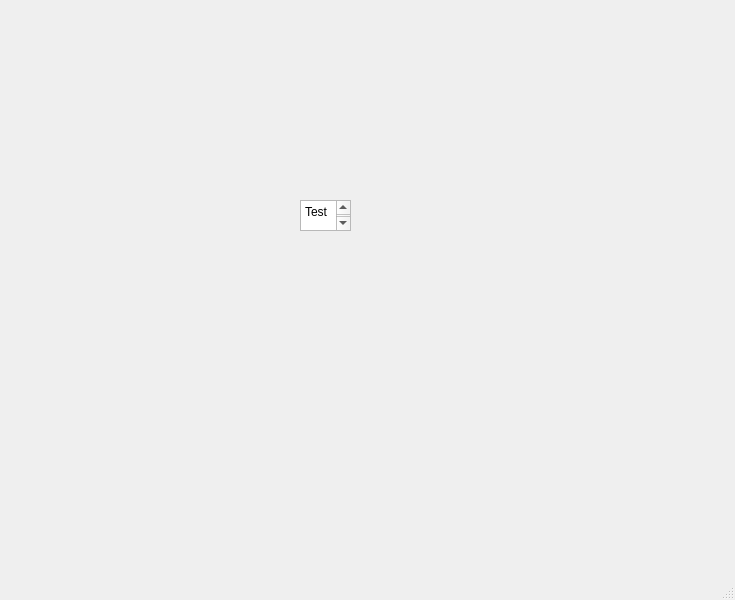
Qt form sources/collection/collectioninnovations.ui (VictorZ08/collection-innovations) before a commit.
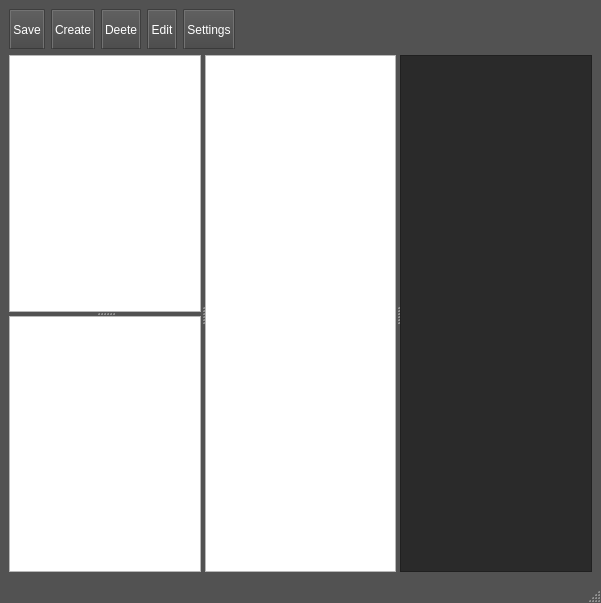
The same form after that commit. Icons and pictures are not drawn.

The edit to the form file:
```diff
--- a/sources/collection/collectioninnovations.ui
+++ b/sources/collection/collectioninnovations.ui
@@ -6,32 +6,347 @@
    <rect>
     <x>0</x>
     <y>0</y>
-    <width>735</width>
-    <height>600</height>
+    <width>601</width>
+    <height>603</height>
    </rect>
   </property>
   <property name="windowTitle">
-   <string>CollectionInnovations</string>
+   <string>MainWindow</string>
+  </property>
+  <property name="styleSheet">
+   <string notr="true">QTableView {
+    selection-background-color: qlineargradient(x1: 0, y1: 0, x2: 0.5, y2: 0.5,
+                                stop: 0 #FF92BB, stop: 1 white);
+}
+QTableView QTableCornerButton::section {
+    background: red;
+    border: 2px outset red;
+}
+QTableView::indicator:unchecked {
+    background-color: #d7d6d5
+}
+QMainWindow {
+	background-color:rgb(82, 82, 82);
+}
+QTextEdit {
+	background-color:rgb(42, 42, 42);
+	color: rgb(0, 255, 0);
+}
+QPushButton{
+	border-style: outset;
+	border-width: 2px;
+	border-top-color: qlineargradient(spread:pad, x1:0.5, y1:0.6, x2:0.5, y2:0.4, stop:0 rgba(115, 115, 115, 255), stop:1 rgba(62, 62, 62, 255));
+	border-right-color: qlineargradient(spread:pad, x1:0.4, y1:0.5, x2:0.6, y2:0.5, stop:0 rgba(115, 115, 115, 255), stop:1 rgba(62, 62, 62, 255));
+	border-left-color: qlineargradient(spread:pad, x1:0.6, y1:0.5, x2:0.4, y2:0.5, stop:0 rgba(115, 115, 115, 255), stop:1 rgba(62, 62, 62, 255));
+	border-bottom-color: rgb(58, 58, 58);
+	border-bottom-width: 1px;
+	border-style: solid;
+	color: rgb(255, 255, 255);
+	padding: 2px;
+	background-color: qlineargradient(spread:pad, x1:0.5, y1:1, x2:0.5, y2:0, stop:0 rgba(77, 77, 77, 255), stop:1 rgba(97, 97, 97, 255));
+}
+QPushButton:hover{
+	border-style: outset;
+	border-width: 2px;
+	border-top-color: qlineargradient(spread:pad, x1:0.5, y1:0.6, x2:0.5, y2:0.4, stop:0 rgba(180, 180, 180, 255), stop:1 rgba(110, 110, 110, 255));
+	border-right-color: qlineargradient(spread:pad, x1:0.4, y1:0.5, x2:0.6, y2:0.5, stop:0 rgba(180, 180, 180, 255), stop:1 rgba(110, 110, 110, 255));
+	border-left-color: qlineargradient(spread:pad, x1:0.6, y1:0.5, x2:0.4, y2:0.5, stop:0 rgba(180, 180, 180, 255), stop:1 rgba(110, 110, 110, 255));
+	border-bottom-color: rgb(115, 115, 115);
+	border-bottom-width: 1px;
+	border-style: solid;
+	color: rgb(255, 255, 255);
+	padding: 2px;
+	background-color: qlineargradient(spread:pad, x1:0.5, y1:1, x2:0.5, y2:0, stop:0 rgba(107, 107, 107, 255), stop:1 rgba(157, 157, 157, 255));
+}
+QPushButton:pressed{
+	border-style: outset;
+	border-width: 2px;
+	border-top-color: qlineargradient(spread:pad, x1:0.5, y1:0.6, x2:0.5, y2:0.4, stop:0 rgba(62, 62, 62, 255), stop:1 rgba(22, 22, 22, 255));
+	border-right-color: qlineargradient(spread:pad, x1:0.4, y1:0.5, x2:0.6, y2:0.5, stop:0 rgba(115, 115, 115, 255), stop:1 rgba(62, 62, 62, 255));
+	border-left-color: qlineargradient(spread:pad, x1:0.6, y1:0.5, x2:0.4, y2:0.5, stop:0 rgba(115, 115, 115, 255), stop:1 rgba(62, 62, 62, 255));
+	border-bottom-color: rgb(58, 58, 58);
+	border-bottom-width: 1px;
+	border-style: solid;
+	color: rgb(255, 255, 255);
+	padding: 2px;
+	background-color: qlineargradient(spread:pad, x1:0.5, y1:1, x2:0.5, y2:0, stop:0 rgba(77, 77, 77, 255), stop:1 rgba(97, 97, 97, 255));
+}
+QPushButton:disabled{
+	border-style: outset;
+	border-width: 2px;
+	border-top-color: qlineargradient(spread:pad, x1:0.5, y1:0.6, x2:0.5, y2:0.4, stop:0 rgba(115, 115, 115, 255), stop:1 rgba(62, 62, 62, 255));
+	border-right-color: qlineargradient(spread:pad, x1:0.4, y1:0.5, x2:0.6, y2:0.5, stop:0 rgba(115, 115, 115, 255), stop:1 rgba(62, 62, 62, 255));
+	border-left-color: qlineargradient(spread:pad, x1:0.6, y1:0.5, x2:0.4, y2:0.5, stop:0 rgba(115, 115, 115, 255), stop:1 rgba(62, 62, 62, 255));
+	border-bottom-color: rgb(58, 58, 58);
+	border-bottom-width: 1px;
+	border-style: solid;
+	color: rgb(0, 0, 0);
+	padding: 2px;
+	background-color: qlineargradient(spread:pad, x1:0.5, y1:1, x2:0.5, y2:0, stop:0 rgba(57, 57, 57, 255), stop:1 rgba(77, 77, 77, 255));
+}
+QLineEdit {
+	border-width: 1px; border-radius: 4px;
+	border-color: rgb(58, 58, 58);
+	border-style: inset;
+	padding: 0 8px;
+	color: rgb(255, 255, 255);
+	background:rgb(100, 100, 100);
+	selection-background-color: rgb(187, 187, 187);
+	selection-color: rgb(60, 63, 65);
+}
+QLabel {
+	color:rgb(255,255,255);	
+}
+QProgressBar {
+	text-align: center;
+	color: rgb(240, 240, 240);
+	border-width: 1px; 
+	border-radius: 10px;
+	border-color: rgb(58, 58, 58);
+	border-style: inset;
+	background-color:rgb(77,77,77);
+}
+QProgressBar::chunk {
+	background-color: qlineargradient(spread:pad, x1:0.5, y1:0.7, x2:0.5, y2:0.3, stop:0 rgba(87, 97, 106, 255), stop:1 rgba(93, 103, 113, 255));
+	border-radius: 5px;
+}
+QMenuBar {
+	background:rgb(82, 82, 82);
+}
+QMenuBar::item {
+	color:rgb(223,219,210);
+	spacing: 3px;
+	padding: 1px 4px;
+	background: transparent;
+}
+
+QMenuBar::item:selected {
+	background:rgb(115, 115, 115);
+}
+QMenu::item:selected {
+	color:rgb(255,255,255);
+	border-width:2px;
+	border-style:solid;
+	padding-left:18px;
+	padding-right:8px;
+	padding-top:2px;
+	padding-bottom:3px;
+	background:qlineargradient(spread:pad, x1:0.5, y1:0.7, x2:0.5, y2:0.3, stop:0 rgba(87, 97, 106, 255), stop:1 rgba(93, 103, 113, 255));
+	border-top-color: qlineargradient(spread:pad, x1:0.5, y1:0.6, x2:0.5, y2:0.4, stop:0 rgba(115, 115, 115, 255), stop:1 rgba(62, 62, 62, 255));
+	border-right-color: qlineargradient(spread:pad, x1:0.4, y1:0.5, x2:0.6, y2:0.5, stop:0 rgba(115, 115, 115, 255), stop:1 rgba(62, 62, 62, 255));
+	border-left-color: qlineargradient(spread:pad, x1:0.6, y1:0.5, x2:0.4, y2:0.5, stop:0 rgba(115, 115, 115, 255), stop:1 rgba(62, 62, 62, 255));
+	border-bottom-color: rgb(58, 58, 58);
+	border-bottom-width: 1px;
+}
+QMenu::item {
+	color:rgb(223,219,210);
+	background-color:rgb(78,78,78);
+	padding-left:20px;
+	padding-top:4px;
+	padding-bottom:4px;
+	padding-right:10px;
+}
+QMenu{
+	background-color:rgb(78,78,78);
+}
+QTabWidget {
+	border: 2px solid #3873d9;
+    border-top-color: #4287ff;
+    border-radius: 4px;
+    background-color: #fff;
+    background-image: url(:/img/other/background.png);
+    gridline-color: #777;
+    selection-background-color: #ccdfff;
+    color:#333;
+    font-size:12px;
+}
+QTabWidget::pane {
+		border-color: rgb(77,77,77);
+		background-color:rgb(101,101,101);
+		border-style: solid;
+		border-width: 1px;
+    	border-radius: 6px;
+}
+QTabBar::tab {
+	padding:2px;
+	color:rgb(250,250,250);
+  	background-color: qlineargradient(spread:pad, x1:0.5, y1:1, x2:0.5, y2:0, stop:0 rgba(77, 77, 77, 255), stop:1 rgba(97, 97, 97, 255));
+	border-style: solid;
+	border-width: 2px;
+  	border-top-right-radius:4px;
+   border-top-left-radius:4px;
+	border-top-color: qlineargradient(spread:pad, x1:0.5, y1:0.6, x2:0.5, y2:0.4, stop:0 rgba(115, 115, 115, 255), stop:1 rgba(95, 92, 93, 255));
+	border-right-color: qlineargradient(spread:pad, x1:0.4, y1:0.5, x2:0.6, y2:0.5, stop:0 rgba(115, 115, 115, 255), stop:1 rgba(95, 92, 93, 255));
+	border-left-color: qlineargradient(spread:pad, x1:0.6, y1:0.5, x2:0.4, y2:0.5, stop:0 rgba(115, 115, 115, 255), stop:1 rgba(95, 92, 93, 255));
+	border-bottom-color: rgb(101,101,101);
+}
+QTabBar::tab:selected, QTabBar::tab:last:selected, QTabBar::tab:hover {
+  	background-color:rgb(101,101,101);
+  	margin-left: 0px;
+  	margin-right: 1px;
+}
+QTabBar::tab:!selected {
+    	margin-top: 1px;
+		margin-right: 1px;
+}
+QCheckBox {
+	color:rgb(223,219,210);
+	padding: 2px;
+}
+QCheckBox:hover {
+	border-radius:4px;
+	border-style:solid;
+	padding-left: 1px;
+	padding-right: 1px;
+	padding-bottom: 1px;
+	padding-top: 1px;
+	border-width:1px;
+	border-color: rgb(87, 97, 106);
+	background-color:qlineargradient(spread:pad, x1:0.5, y1:0.7, x2:0.5, y2:0.3, stop:0 rgba(87, 97, 106, 150), stop:1 rgba(93, 103, 113, 150));
+}
+QCheckBox::indicator:checked {
+	border-radius:4px;
+	border-style:solid;
+	border-width:1px;
+	border-color: rgb(180,180,180);
+  	background-color:qlineargradient(spread:pad, x1:0.5, y1:0.7, x2:0.5, y2:0.3, stop:0 rgba(87, 97, 106, 255), stop:1 rgba(93, 103, 113, 255));
+}
+QCheckBox::indicator:unchecked {
+	border-radius:4px;
+	border-style:solid;
+	border-width:1px;
+	border-color: rgb(87, 97, 106);
+  	background-color:rgb(255,255,255);
+}
+QStatusBar {
+	color:rgb(240,240,240);
+}</string>
   </property>
   <widget class="QWidget" name="centralwidget">
-   <widget class="QTextEdit" name="textEdit">
-    <property name="geometry">
-     <rect>
-      <x>300</x>
-      <y>200</y>
-      <width>51</width>
-      <height>31</height>
-     </rect>
-    </property>
-    <property name="html">
-     <string>&lt;!DOCTYPE HTML PUBLIC &quot;-//W3C//DTD HTML 4.0//EN&quot; &quot;http://www.w3.org/TR/REC-html40/strict.dtd&quot;&gt;
-&lt;html&gt;&lt;head&gt;&lt;meta name=&quot;qrichtext&quot; content=&quot;1&quot; /&gt;&lt;style type=&quot;text/css&quot;&gt;
-p, li { white-space: pre-wrap; }
-&lt;/style&gt;&lt;/head&gt;&lt;body style=&quot; font-family:'Sans Serif'; font-size:9pt; font-weight:400; font-style:normal;&quot;&gt;
-&lt;p style=&quot; margin-top:0px; margin-bottom:0px; margin-left:0px; margin-right:0px; -qt-block-indent:0; text-indent:0px;&quot;&gt;&lt;span style=&quot; font-family:'Sans Serif';&quot;&gt;Test&lt;/span&gt;&lt;/p&gt;
-&lt;p style=&quot;-qt-paragraph-type:empty; margin-top:0px; margin-bottom:0px; margin-left:0px; margin-right:0px; -qt-block-indent:0; text-indent:0px; font-family:'Sans Serif';&quot;&gt;&lt;br /&gt;&lt;/p&gt;&lt;/body&gt;&lt;/html&gt;</string>
-    </property>
-   </widget>
+   <layout class="QVBoxLayout" name="verticalLayout_6">
+    <item>
+     <layout class="QGridLayout" name="gridLayout">
+      <item row="0" column="2">
+       <widget class="QPushButton" name="pushButton_8">
+        <property name="maximumSize">
+         <size>
+          <width>60</width>
+          <height>40</height>
+         </size>
+        </property>
+        <property name="text">
+         <string>Deete</string>
+        </property>
+       </widget>
+      </item>
+      <item row="0" column="1">
+       <widget class="QPushButton" name="pushButton_5">
+        <property name="maximumSize">
+         <size>
+          <width>60</width>
+          <height>40</height>
+         </size>
+        </property>
+        <property name="text">
+         <string>Create</string>
+        </property>
+       </widget>
+      </item>
+      <item row="0" column="0">
+       <widget class="QPushButton" name="pushButton_4">
+        <property name="maximumSize">
+         <size>
+          <width>60</width>
+          <height>40</height>
+         </size>
+        </property>
+        <property name="text">
+         <string>Save</string>
+        </property>
+       </widget>
+      </item>
+      <item row="0" column="4">
+       <widget class="QPushButton" name="pushButton_7">
+        <property name="maximumSize">
+         <size>
+          <width>60</width>
+          <height>40</height>
+         </size>
+        </property>
+        <property name="text">
+         <string>Settings</string>
+        </property>
+       </widget>
+      </item>
+      <item row="0" column="3">
+       <widget class="QPushButton" name="pushButton_6">
+        <property name="maximumSize">
+         <size>
+          <width>60</width>
+          <height>40</height>
+         </size>
+        </property>
+        <property name="text">
+         <string>Edit</string>
+        </property>
+       </widget>
+      </item>
+      <item row="0" column="5">
+       <spacer name="horizontalSpacer">
+        <property name="orientation">
+         <enum>Qt::Horizontal</enum>
+        </property>
+        <property name="sizeHint" stdset="0">
+         <size>
+          <width>40</width>
+          <height>20</height>
+         </size>
+        </property>
+       </spacer>
+      </item>
+     </layout>
+    </item>
+    <item>
+     <widget class="QSplitter" name="splitter_2">
+      <property name="orientation">
+       <enum>Qt::Horizontal</enum>
+      </property>
+      <widget class="QSplitter" name="splitter">
+       <property name="orientation">
+        <enum>Qt::Vertical</enum>
+       </property>
+       <widget class="QWidget" name="verticalLayoutWidget">
+        <layout class="QVBoxLayout" name="verticalLayout_4">
+         <item>
+          <widget class="QTableView" name="m_tw1"/>
+         </item>
+        </layout>
+       </widget>
+       <widget class="QWidget" name="verticalLayoutWidget_2">
+        <layout class="QVBoxLayout" name="verticalLayout_5">
+         <item>
+          <widget class="QTableView" name="m_tw0"/>
+         </item>
+        </layout>
+       </widget>
+      </widget>
+      <widget class="QWidget" name="layoutWidget_2">
+       <layout class="QVBoxLayout" name="verticalLayout_2">
+        <item>
+         <widget class="QTableView" name="m_tw2"/>
+        </item>
+       </layout>
+      </widget>
+      <widget class="QWidget" name="layoutWidget_3">
+       <layout class="QVBoxLayout" name="verticalLayout_3">
+        <item>
+         <widget class="QTextEdit" name="m_te1"/>
+        </item>
+       </layout>
+      </widget>
+     </widget>
+    </item>
+   </layout>
   </widget>
   <widget class="QMenuBar" name="menubar">
    <property name="geometry">
```
Left out of the diff: 4 changed lines with no effect on the pictures.
